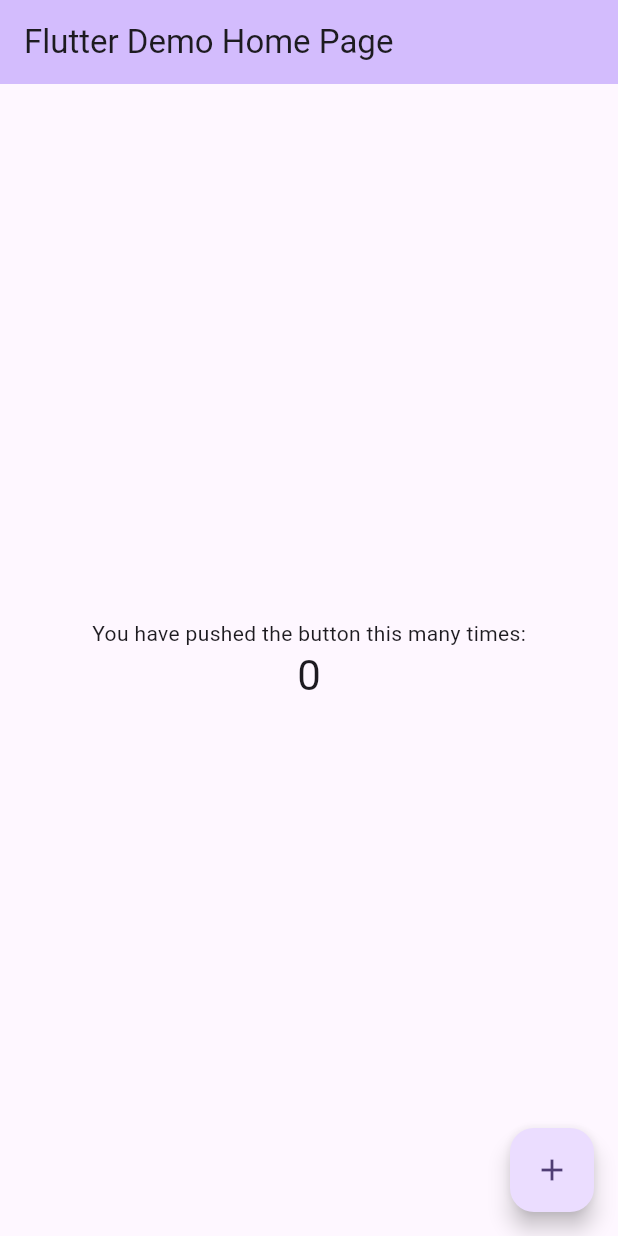
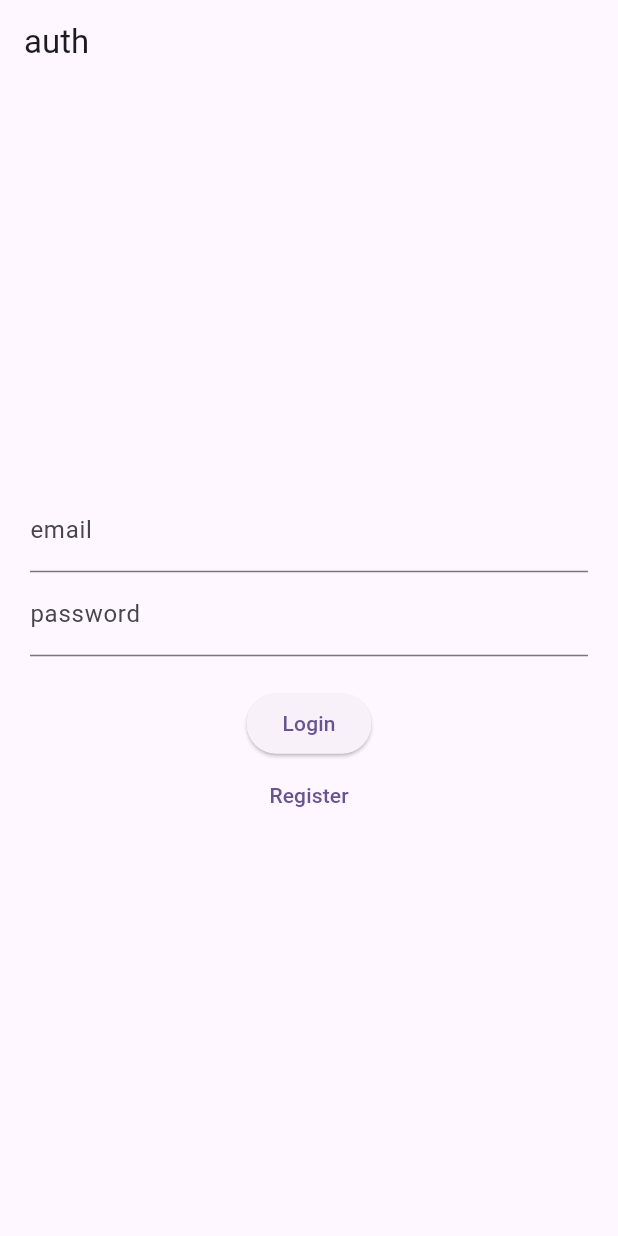
Before and after one commit to Svitlana213/market, a Flutter app: the screen it shows after launch, on a phone screen of 412 x 824 dp. Run offline on Flutter 3.47's test engine with Material 3 defaults, Android fonts, the phone set to English and light mode, and no system bars; our stand-ins replace firebase_auth, firebase_core, flutter_dotenv; missing offline and left inert: workmanager; accounts and stored records are empty.

Commit message:
auth method

```diff
--- /dev/null
+++ b/lib/auth.dart
@@ -0,0 +1,32 @@
+import 'package:firebase_auth/firebase_auth.dart';
+
+class Auth {
+  final FirebaseAuth _firebaseAuth = FirebaseAuth.instance;
+
+  User? get currentUser => _firebaseAuth.currentUser;
+  Stream<User?> get authStateChanges => _firebaseAuth.authStateChanges();
+
+  Future<void> signInWithEmailAndPassword({
+    required email,
+    required password,
+  }) async {
+    await _firebaseAuth.signInWithEmailAndPassword(
+        email: email,
+        password: password
+    );
+  }
+
+  Future<void> createUserWithEmailAndPassword({
+    required email,
+    required password,
+  })async{
+    await _firebaseAuth.createUserWithEmailAndPassword(
+        email: email,
+        password: password
+    );
+  }
+
+  Future<void> signOut() async{
+    await _firebaseAuth.signOut();
+  }
+}
--- a/lib/main.dart
+++ b/lib/main.dart
@@ -1,125 +1,35 @@
+import 'package:firebase_core/firebase_core.dart';
 import 'package:flutter/material.dart';
+import 'package:flutter_dotenv/flutter_dotenv.dart';
+import 'package:market/widgetTree.dart';
+import 'package:workmanager/workmanager.dart';
 
-void main() {
-  runApp(const MyApp());
+void main() async {
+  WidgetsFlutterBinding.ensureInitialized();
+  await dotenv.load(fileName: ".env");
+  await Firebase.initializeApp(options: FirebaseOptions(
+    apiKey: dotenv.env['API_KEY']!,
+    appId: dotenv.env['APP_ID']!,
+    messagingSenderId: dotenv.env['SENDER_ID']!,
+    projectId: dotenv.env['PROJECT_ID']!,
+    storageBucket: dotenv.env['STORAGE_BUCKET']!,
+  )
+  );
+  // Workmanager().initialize(callbackDispatcher, isInDebugMode: true);
+  runApp(MyApp());
 }
 
 class MyApp extends StatelessWidget {
   const MyApp({super.key});
-
-  // This widget is the root of your application.
   @override
   Widget build(BuildContext context) {
     return MaterialApp(
       title: 'Flutter Demo',
       theme: ThemeData(
-        // This is the theme of your application.
-        //
-        // TRY THIS: Try running your application with "flutter run". You'll see
-        // the application has a purple toolbar. Then, without quitting the app,
-        // try changing the seedColor in the colorScheme below to Colors.green
-        // and then invoke "hot reload" (save your changes or press the "hot
-        // reload" button in a Flutter-supported IDE, or press "r" if you used
-        // the command line to start the app).
-        //
-        // Notice that the counter didn't reset back to zero; the application
-        // state is not lost during the reload. To reset the state, use hot
-        // restart instead.
-        //
-        // This works for code too, not just values: Most code changes can be
-        // tested with just a hot reload.
         colorScheme: ColorScheme.fromSeed(seedColor: Colors.deepPurple),
         useMaterial3: true,
       ),
-      home: const MyHomePage(title: 'Flutter Demo Home Page'),
+      home: WidgetTree(),
     );
   }
 }
-
-class MyHomePage extends StatefulWidget {
-  const MyHomePage({super.key, required this.title});
-
-  // This widget is the home page of your application. It is stateful, meaning
-  // that it has a State object (defined below) that contains fields that affect
-  // how it looks.
-
-  // This class is the configuration for the state. It holds the values (in this
-  // case the title) provided by the parent (in this case the App widget) and
-  // used by the build method of the State. Fields in a Widget subclass are
-  // always marked "final".
-
-  final String title;
-
-  @override
-  State<MyHomePage> createState() => _MyHomePageState();
-}
-
-class _MyHomePageState extends State<MyHomePage> {
-  int _counter = 0;
-
-  void _incrementCounter() {
-    setState(() {
-      // This call to setState tells the Flutter framework that something has
-      // changed in this State, which causes it to rerun the build method below
-      // so that the display can reflect the updated values. If we changed
-      // _counter without calling setState(), then the build method would not be
-      // called again, and so nothing would appear to happen.
-      _counter++;
-    });
-  }
-
-  @override
-  Widget build(BuildContext context) {
-    // This method is rerun every time setState is called, for instance as done
-    // by the _incrementCounter method above.
-    //
-    // The Flutter framework has been optimized to make rerunning build methods
-    // fast, so that you can just rebuild anything that needs updating rather
-    // than having to individually change instances of widgets.
-    return Scaffold(
-      appBar: AppBar(
-        // TRY THIS: Try changing the color here to a specific color (to
-        // Colors.amber, perhaps?) and trigger a hot reload to see the AppBar
-        // change color while the other colors stay the same.
-        backgroundColor: Theme.of(context).colorScheme.inversePrimary,
-        // Here we take the value from the MyHomePage object that was created by
-        // the App.build method, and use it to set our appbar title.
-        title: Text(widget.title),
-      ),
-      body: Center(
-        // Center is a layout widget. It takes a single child and positions it
-        // in the middle of the parent.
-        child: Column(
-          // Column is also a layout widget. It takes a list of children and
-          // arranges them vertically. By default, it sizes itself to fit its
-          // children horizontally, and tries to be as tall as its parent.
-          //
-          // Column has various properties to control how it sizes itself and
-          // how it positions its children. Here we use mainAxisAlignment to
-          // center the children vertically; the main axis here is the vertical
-          // axis because Columns are vertical (the cross axis would be
-          // horizontal).
-          //
-          // TRY THIS: Invoke "debug painting" (choose the "Toggle Debug Paint"
-          // action in the IDE, or press "p" in the console), to see the
-          // wireframe for each widget.
-          mainAxisAlignment: MainAxisAlignment.center,
-          children: <Widget>[
-            const Text(
-              'You have pushed the button this many times:',
-            ),
-            Text(
-              '$_counter',
-              style: Theme.of(context).textTheme.headlineMedium,
-            ),
-          ],
-        ),
-      ),
-      floatingActionButton: FloatingActionButton(
-        onPressed: _incrementCounter,
-        tooltip: 'Increment',
-        child: const Icon(Icons.add),
-      ), // This trailing comma makes auto-formatting nicer for build methods.
-    );
-  }
-}
--- /dev/null
+++ b/lib/pages/loginRegister.dart
@@ -0,0 +1,101 @@
+import 'package:firebase_auth/firebase_auth.dart';
+import 'package:flutter/cupertino.dart';
+import 'package:flutter/material.dart';
+import 'package:flutter/widgets.dart';
+
+import '../auth.dart';
+
+class LoginRegister extends StatefulWidget {
+  @override
+  _LoginRegisterState createState() => _LoginRegisterState();
+}
+
+class _LoginRegisterState extends State<LoginRegister> {
+  String? errorMessage = '';
+  bool isLogin = true;
+
+  final TextEditingController _controllerEmail = TextEditingController();
+  final TextEditingController _controllerPassword = TextEditingController();
+
+  Future<void> signInWithEmailAndPassword() async{
+    try{
+      await Auth().signInWithEmailAndPassword(
+        email: _controllerEmail.text,
+        password: _controllerPassword.text,
+      );
+    } on FirebaseAuthException catch(e){
+      setState((){
+        errorMessage = e.message;
+      });
+    }
+  }
+
+  Future<void> createUserWithEmailAndPassword() async{
+    try {
+      await Auth().createUserWithEmailAndPassword(
+      email: _controllerEmail.text,
+      password: _controllerPassword.text,
+    );
+    } on FirebaseAuthException catch(e) {
+      setState(() {
+        errorMessage = e.message;
+      });
+    }
+  }
+  Widget _title(){
+    return Text("auth");
+  }
+  Widget _field(String title, TextEditingController controller, {bool isPassword = false}){
+    return TextField(
+      controller: controller,
+      decoration: InputDecoration(
+        labelText: title,
+      ),
+      obscureText: isPassword,
+    );
+  }
+  Widget _errorMessaqge(){
+    return Text(errorMessage == '' ? '' :'$errorMessage');
+  }
+  Widget _submitButton(){
+    return ElevatedButton(
+        onPressed: isLogin ? signInWithEmailAndPassword : createUserWithEmailAndPassword,
+        child: Text(isLogin ? 'Login' : 'Register'),
+    );
+  }
+  Widget _loginRegisterButton(){
+    return TextButton(
+        onPressed: (){
+          setState(() {
+            isLogin = !isLogin;
+          });
+        },
+        child: Text(isLogin ? 'Register' : 'Login')
+    );
+  }
+
+  @override
+  Widget build(BuildContext context){
+    return Scaffold(
+      appBar: AppBar(
+        title: _title(),
+      ),
+      body: Container(
+        height: double.infinity,
+        width: double.infinity,
+        padding: EdgeInsets.all(20),
+        child: Column(
+          crossAxisAlignment: CrossAxisAlignment.center,
+          mainAxisAlignment: MainAxisAlignment.center,
+          children: [
+            _field('email', _controllerEmail),
+            _field('password', _controllerPassword, isPassword: true),
+            _errorMessaqge(),
+            _submitButton(),
+            _loginRegisterButton()
+          ],
+        ),
+      ),
+    );
+  }
+}
--- /dev/null
+++ b/lib/widgetTree.dart
@@ -0,0 +1,25 @@
+import 'package:flutter/cupertino.dart';
+import 'package:market/pages/homePage.dart';
+import 'package:market/pages/loginRegister.dart';
+import 'auth.dart';
+
+class WidgetTree extends StatefulWidget {
+@override
+_WidgetTreeState createState() => _WidgetTreeState();
+}
+
+class _WidgetTreeState extends State<WidgetTree> {
+  @override
+  Widget build(BuildContext context){
+    return StreamBuilder(
+        stream: Auth().authStateChanges,
+        builder: (context, snapshot){
+          if(snapshot.hasData){
+            return HomePage();
+          } else{
+            return LoginRegister();
+          }
+        }
+    );
+  }
+}
--- a/pubspec.yaml
+++ b/pubspec.yaml
@@ -30,6 +30,10 @@ environment:
 dependencies:
   flutter:
     sdk: flutter
+  firebase_core: 3.2.0
+  firebase_auth: 5.1.2
+  flutter_dotenv: ^5.1.0
+  workmanager: ^0.5.2
 
 
   # The following adds the Cupertino Icons font to your application.
@@ -57,6 +61,8 @@ flutter:
   # included with your application, so that you can use the icons in
   # the material Icons class.
   uses-material-design: true
+  assets:
+    - .env
 
   # To add assets to your application, add an assets section, like this:
   # assets:
```
Also changed, not shown: lib/pages/homePage.dart (added, +51 -0 lines), pubspec.lock, 4 other files.
